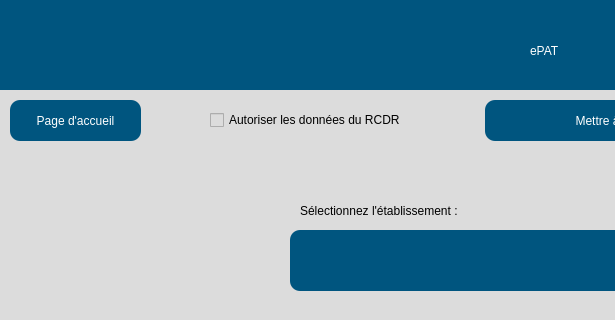
The window that src/user_interface/French_settingsPage.ui (eppenney/eBook-Perpetual-Access-Rights-Tracker) describes before a commit, drawn with Qt 5; both pictures show x 0 to 615 and y 0 to 320 of the 1189 by 873 pixel window.
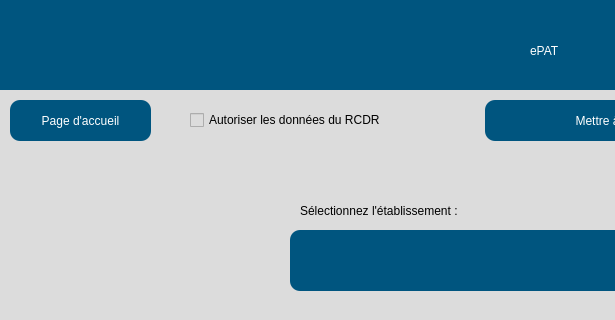
The same window after the commit. Icons and pictures are not drawn.

Commit message: - Re-sizing french

```diff
--- a/src/user_interface/French_settingsPage.ui
+++ b/src/user_interface/French_settingsPage.ui
@@ -59,7 +59,7 @@
      <rect>
       <x>20</x>
       <y>100</y>
-      <width>131</width>
+      <width>141</width>
       <height>41</height>
      </rect>
     </property>
@@ -508,9 +508,9 @@
    <widget class="QCheckBox" name="allowCRKNData">
     <property name="geometry">
      <rect>
-      <x>220</x>
+      <x>200</x>
       <y>105</y>
-      <width>250</width>
+      <width>275</width>
       <height>30</height>
      </rect>
     </property>
```
The commit also changes 1 other file.
